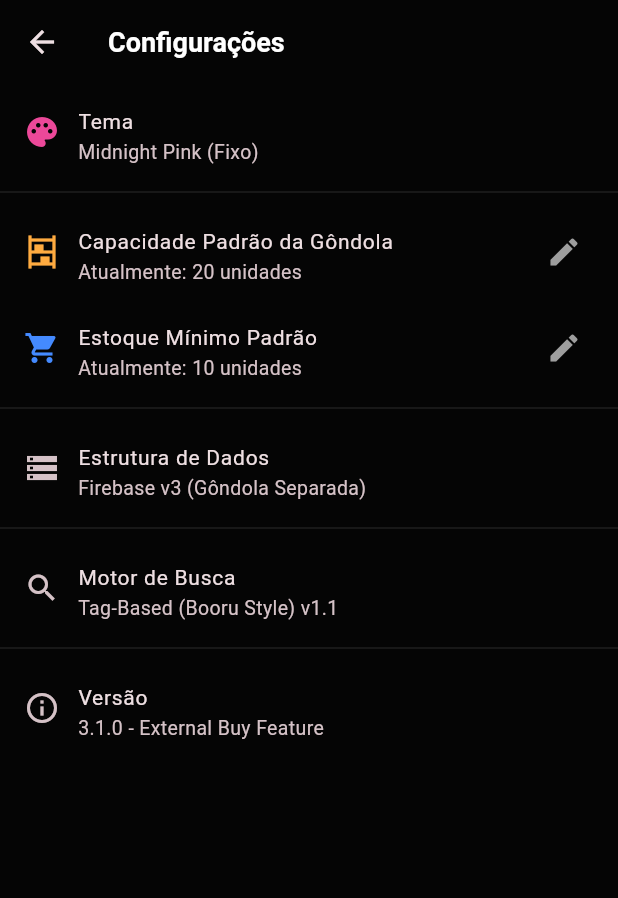
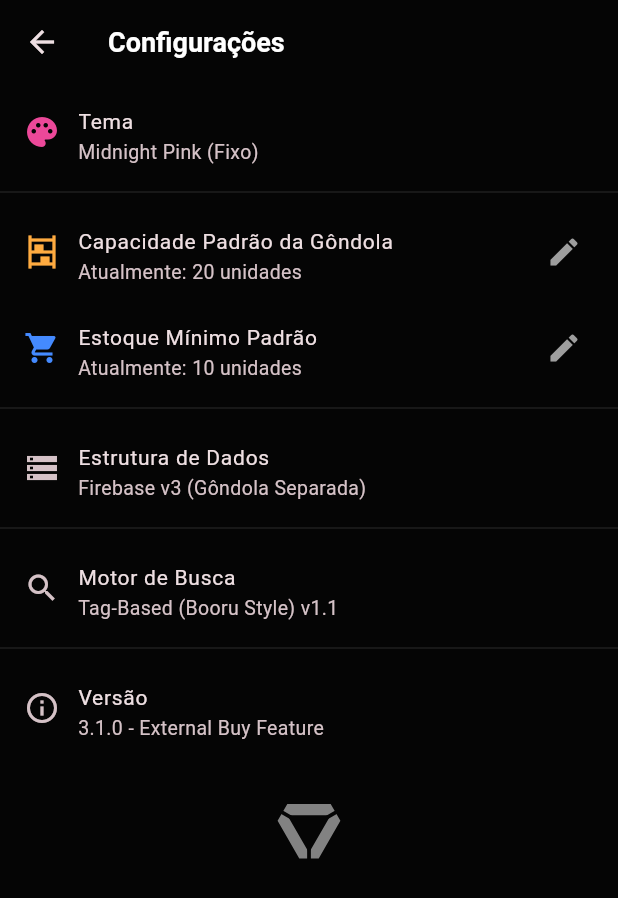
Before and after one commit to polarxpression/bms, a Flutter app: the SettingsScreen screen opened directly, on a phone screen of 412 x 824 dp. Shown: the top 898 px of the screen. Run offline on Flutter 3.47's test engine with Material 3 defaults, Android fonts, the phone set to English and light mode, and no system bars; our stand-ins replace cloud_firestore, csv, diacritic, firebase_core, flutter_riverpod, flutter_svg and 4 more; missing offline and left inert: file_saver; accounts and stored records are empty.

Commit message:
feat: enhance report generation with SVG logo support and add logo assets

```diff
--- a/lib/ui/screens/settings_screen.dart
+++ b/lib/ui/screens/settings_screen.dart
@@ -1,4 +1,5 @@
 import 'package:flutter/material.dart';
+import 'package:flutter_svg/flutter_svg.dart';
 import 'package:bms/state/app_state.dart';
 
 class SettingsScreen extends StatelessWidget {
@@ -57,6 +58,17 @@ class SettingsScreen extends StatelessWidget {
             title: Text('Versão'),
             subtitle: Text('3.1.0 - External Buy Feature'),
           ),
+          const SizedBox(height: 32),
+          Center(
+            child: Opacity(
+              opacity: 0.5,
+              child: SvgPicture.asset(
+                'assets/icons/logo-white.svg',
+                height: 40,
+              ),
+            ),
+          ),
+          const SizedBox(height: 32),
         ],
       ),
     );
--- a/pubspec.yaml
+++ b/pubspec.yaml
@@ -44,6 +44,8 @@ dependencies:
   uuid: ^4.5.2
   diacritic: ^0.1.6
   cupertino_icons: ^1.0.8
+  flutter_svg: ^2.2.3
+  vector_graphics: ^1.1.19
 
 dev_dependencies:
   flutter_test:
@@ -75,3 +77,5 @@ flutter_launcher_icons:
 flutter:
   uses-material-design: true
   generate: true
+  assets:
+    - assets/icons/
```
Also changed, not shown: lib/core/utils/report_generator.dart (+34 -23 lines), assets/icons/logo-black.svg (added), assets/icons/logo-white.svg (added), chrome_tor727GrfC.png (added), lib/ui/screens/external_buy_screen.dart (line endings or trailing spaces), pubspec.lock.
